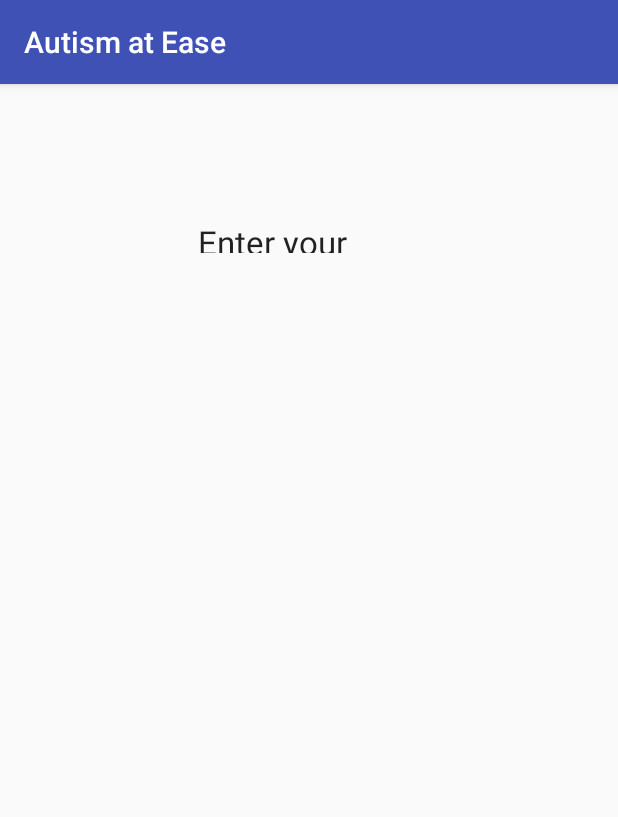
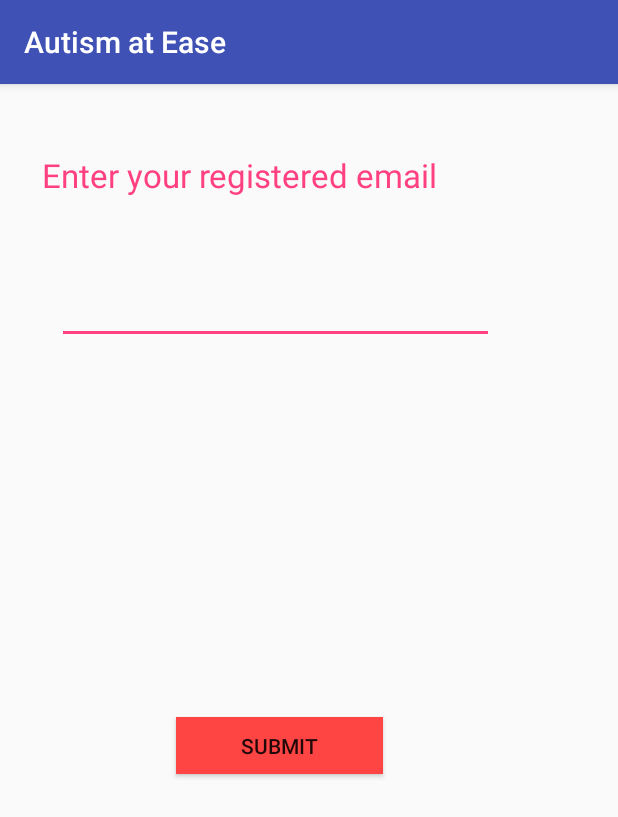
Before and after one commit to MadhavVij/AutismAtEase, an Android app: the screen it shows after launch (forgotpass), after a tap on "Forgot Password", on a phone screen of 412 x 824 dp. Shown: the top 817 px of the screen. Run offline under Robolectric (Android 15) with nearby library versions, the light colour scheme and no system bars; our stand-ins replace Firebase (no records; nobody signed in at launch, a user with empty details on screens opened directly).

Commit message:
Registeration, Login, Forgot Password Complete

```diff
--- a/app/build.gradle
+++ b/app/build.gradle
@@ -26,4 +26,8 @@ dependencies {
     testImplementation 'junit:junit:4.12'
     androidTestImplementation 'com.android.support.test:runner:1.0.1'
     androidTestImplementation 'com.android.support.test.espresso:espresso-core:3.0.1'
+    implementation 'com.google.firebase:firebase-core:15.0.0'
+    implementation 'com.google.firebase:firebase-auth:15.0.0'
 }
+
+apply plugin: 'com.google.gms.google-services'
--- a/app/src/main/java/com/project3/www/AutismAtEase/Login.java
+++ b/app/src/main/java/com/project3/www/AutismAtEase/Login.java
@@ -2,22 +2,68 @@ package com.project3.www.AutismAtEase;
 
 import android.content.Intent;
 import android.os.Bundle;
+import android.support.annotation.NonNull;
 import android.support.v7.app.AppCompatActivity;
+import android.util.Log;
 import android.view.View;
+import android.widget.Button;
+import android.widget.EditText;
+import android.widget.Toast;
+
+import com.google.android.gms.tasks.OnCompleteListener;
+import com.google.android.gms.tasks.Task;
+import com.google.firebase.auth.AuthResult;
+import com.google.firebase.auth.FirebaseAuth;
+import com.google.firebase.auth.FirebaseUser;
 
 public class Login extends AppCompatActivity {
+
+    private Button btnLogin;
+    private EditText email;
+    private EditText password;
+    private FirebaseAuth mAuth;
 
     @Override
     protected void onCreate(Bundle savedInstanceState) {
         super.onCreate(savedInstanceState);
         setContentView(R.layout.activity_login);
+
+        btnLogin = findViewById(R.id.btnLogin);
+        email = findViewById(R.id.uname);
+        password = findViewById(R.id.pass);
+
+        mAuth = FirebaseAuth.getInstance();
+
         Intent intent = new Intent(this, MainActivity.class);
         startService(intent);
     }
 
     public void onclick(View view) {
-        Intent i = new Intent(this, MainActivity.class);
-        startActivityForResult(i, 1);
+        final Intent i = new Intent(this, MainActivity.class);
+        mAuth.signInWithEmailAndPassword(email.getText().toString(), password.getText().toString())
+                .addOnCompleteListener(this, new OnCompleteListener<AuthResult>() {
+                    @Override
+                    public void onComplete(@NonNull Task<AuthResult> task) {
+                        if (task.isSuccessful()) {
+                            Log.e(AppSettings.tagMV, "signIn: Success!");
+
+                            // update UI with the signed-in user's information
+                            FirebaseUser user = mAuth.getCurrentUser();
+                            //updateUI(user);
+
+                            startActivityForResult(i, 1);
+                        } else {
+                            Log.e(AppSettings.tagMV, "signIn: Fail!", task.getException());
+                            Toast.makeText(getApplicationContext(), "Authentication failed!", Toast.LENGTH_SHORT).show();
+                            //updateUI(null);
+                        }
+
+                        if (!task.isSuccessful()) {
+                            Toast.makeText(getApplicationContext(), "Authentication failed!", Toast.LENGTH_SHORT).show();
+                        }
+                    }
+                });
+
     }
 
     public void newuser(View view) {
--- a/app/src/main/java/com/project3/www/AutismAtEase/forgotpass.java
+++ b/app/src/main/java/com/project3/www/AutismAtEase/forgotpass.java
@@ -1,13 +1,54 @@
 package com.project3.www.AutismAtEase;
 
+import android.content.Intent;
 import android.os.Bundle;
+import android.support.annotation.NonNull;
 import android.support.v7.app.AppCompatActivity;
+import android.view.View;
+import android.widget.Button;
+import android.widget.EditText;
+import android.widget.Toast;
+
+import com.google.android.gms.tasks.OnCompleteListener;
+import com.google.android.gms.tasks.Task;
+import com.google.firebase.auth.FirebaseAuth;
 
 public class forgotpass extends AppCompatActivity {
+
+    private Button submitFgt;
+    private EditText emailAddress;
 
     @Override
     protected void onCreate(Bundle savedInstanceState) {
         super.onCreate(savedInstanceState);
         setContentView(R.layout.activity_forgotpass);
+
+        submitFgt = findViewById(R.id.submitFgt);
+        emailAddress = findViewById(R.id.emailFgt);
+
+        submitFgt.setOnClickListener(new View.OnClickListener() {
+            @Override
+            public void onClick(View view) {
+                sendEmail(emailAddress.getText().toString());
+            }
+        });
+
+    }
+
+    private void sendEmail(final String emailAddress) {
+        final Intent intent = new Intent("android.intent.action.MAIN");
+        FirebaseAuth auth = FirebaseAuth.getInstance();
+        auth.sendPasswordResetEmail(emailAddress)
+                .addOnCompleteListener(new OnCompleteListener<Void>() {
+                    @Override
+                    public void onComplete(@NonNull Task<Void> task) {
+                        if (task.isSuccessful()) {
+                            Toast.makeText(getApplicationContext(), "Email sent to " + emailAddress, Toast.LENGTH_SHORT).show();
+                            finish();
+                        } else {
+                            Toast.makeText(getApplicationContext(), "Oops, Something went wrong!", Toast.LENGTH_SHORT).show();
+                        }
+                    }
+                });
     }
 }
--- a/app/src/main/res/layout/activity_forgotpass.xml
+++ b/app/src/main/res/layout/activity_forgotpass.xml
@@ -6,20 +6,56 @@
     android:layout_height="match_parent"
     tools:context=".forgotpass">
 
+    <Button
+        android:id="@+id/submitFgt"
+        android:layout_width="138dp"
+        android:layout_height="38dp"
+        android:layout_marginBottom="308dp"
+        android:layout_marginEnd="8dp"
+        android:layout_marginStart="16dp"
+        android:layout_marginTop="8dp"
+        android:background="@android:color/holo_red_light"
+        android:text="SUBMIT"
+        app:layout_constraintBottom_toBottomOf="parent"
+        app:layout_constraintEnd_toEndOf="parent"
+        app:layout_constraintHorizontal_bias="0.405"
+        app:layout_constraintStart_toStartOf="parent"
+        app:layout_constraintTop_toBottomOf="@+id/emailFgt"
+        app:layout_constraintVertical_bias="1.0" />
+
     <TextView
         android:id="@+id/textView6"
-        android:layout_width="149dp"
-        android:layout_height="22dp"
+        android:layout_width="361dp"
+        android:layout_height="41dp"
         android:layout_marginBottom="8dp"
         android:layout_marginEnd="8dp"
         android:layout_marginStart="8dp"
         android:layout_marginTop="16dp"
         android:text="@string/email1"
         android:textAppearance="@style/TextAppearance.AppCompat.Large"
+        android:textColor="@color/colorAccent"
         app:layout_constraintBottom_toBottomOf="parent"
         app:layout_constraintEnd_toEndOf="parent"
-        app:layout_constraintHorizontal_bias="0.502"
+        app:layout_constraintHorizontal_bias="0.571"
         app:layout_constraintStart_toStartOf="parent"
         app:layout_constraintTop_toTopOf="parent"
-        app:layout_constraintVertical_bias="0.103" />
+        app:layout_constraintVertical_bias="0.043" />
+
+    <EditText
+        android:id="@+id/emailFgt"
+        android:layout_width="291dp"
+        android:layout_height="wrap_content"
+        android:layout_marginBottom="8dp"
+        android:layout_marginEnd="8dp"
+        android:layout_marginStart="8dp"
+        android:layout_marginTop="8dp"
+        android:ems="10"
+        android:inputType="textEmailAddress"
+        app:layout_constraintBottom_toBottomOf="parent"
+        app:layout_constraintEnd_toEndOf="parent"
+        app:layout_constraintHorizontal_bias="0.285"
+        app:layout_constraintStart_toStartOf="parent"
+        app:layout_constraintTop_toBottomOf="@+id/textView6"
+        app:layout_constraintVertical_bias="0.053" />
+
 </android.support.constraint.ConstraintLayout>
--- a/app/src/main/res/layout/activity_login.xml
+++ b/app/src/main/res/layout/activity_login.xml
@@ -26,7 +26,7 @@
         app:layout_constraintGuide_percent="0.35" />
 
     <EditText
-        android:id="@+id/editText"
+        android:id="@+id/uname"
         android:layout_width="290dp"
         android:layout_height="wrap_content"
         android:layout_marginBottom="8dp"
@@ -44,7 +44,7 @@
         app:layout_constraintVertical_bias="0.077" />
 
     <EditText
-        android:id="@+id/editText2"
+        android:id="@+id/pass"
         android:layout_width="290dp"
         android:layout_height="wrap_content"
         android:layout_marginBottom="8dp"
@@ -94,7 +94,7 @@
         app:srcCompat="@android:drawable/ic_media_play" />
 
     <Button
-        android:id="@+id/button"
+        android:id="@+id/btnLogin"
         android:layout_width="138dp"
         android:layout_height="38dp"
         android:layout_marginBottom="16dp"
--- a/build.gradle
+++ b/build.gradle
@@ -8,7 +8,7 @@ buildscript {
     }
     dependencies {
         classpath 'com.android.tools.build:gradle:3.1.2'
-
+        classpath 'com.google.gms:google-services:3.2.0'
 
         // NOTE: Do not place your application dependencies here; they belong
         // in the individual module build.gradle files
```
Also changed, not shown: app/src/main/java/com/project3/www/AutismAtEase/Register.java (+50 -3 lines), 1 other file.
